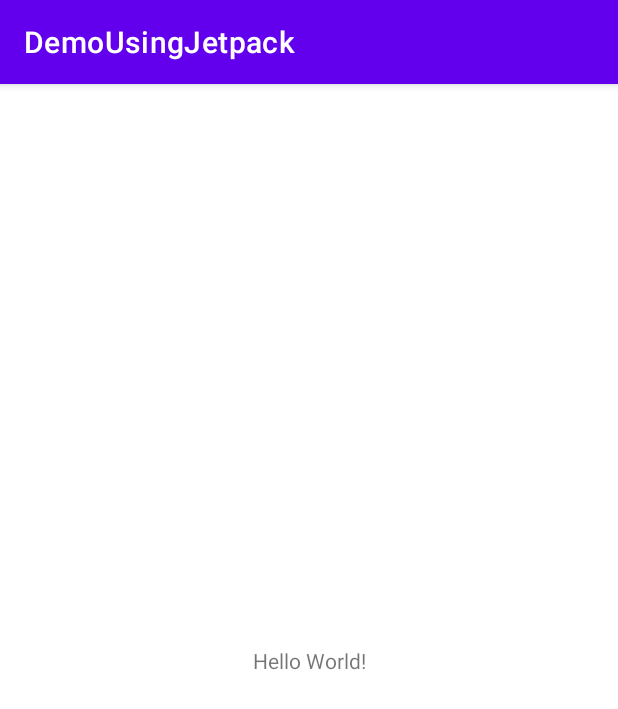
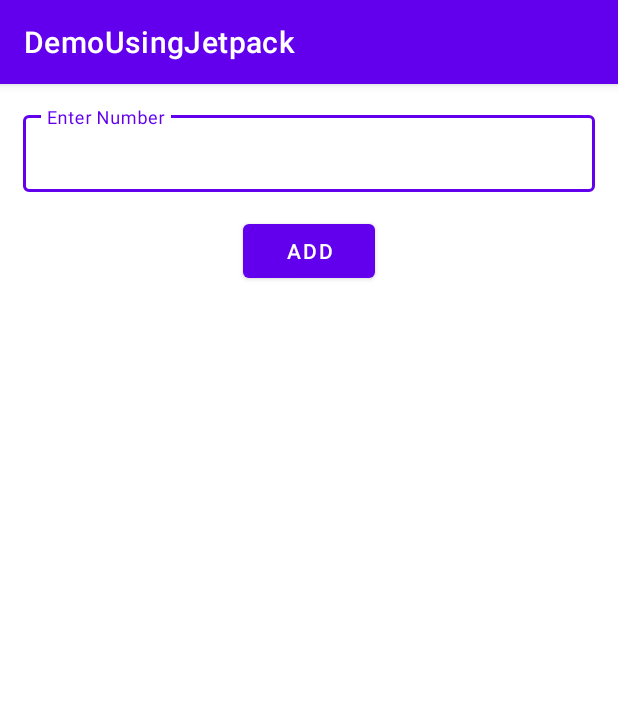
Before and after one commit to mohitsaxenagdps/DemoJetpackApp, an Android app: the screen it shows after launch (MainActivity), on a phone screen of 412 x 824 dp. Shown: the top 709 px of the screen. Run offline under Robolectric (Android 15) with nearby library versions, the phone set to English and light mode, and no system bars; our stand-ins replace data binding.

Commit message:
layout is done with layout tags

```diff
--- a/app/src/main/res/layout/activity_main.xml
+++ b/app/src/main/res/layout/activity_main.xml
@@ -1,18 +1,45 @@
 <?xml version="1.0" encoding="utf-8"?>
-<androidx.constraintlayout.widget.ConstraintLayout xmlns:android="http://schemas.android.com/apk/res/android"
-    xmlns:app="http://schemas.android.com/apk/res-auto"
-    xmlns:tools="http://schemas.android.com/tools"
-    android:layout_width="match_parent"
-    android:layout_height="match_parent"
-    tools:context=".MainActivity">
 
-    <TextView
-        android:layout_width="wrap_content"
-        android:layout_height="wrap_content"
-        android:text="Hello World!"
-        app:layout_constraintBottom_toBottomOf="parent"
-        app:layout_constraintLeft_toLeftOf="parent"
-        app:layout_constraintRight_toRightOf="parent"
-        app:layout_constraintTop_toTopOf="parent" />
+<layout xmlns:tools="http://schemas.android.com/tools">
 
-</androidx.constraintlayout.widget.ConstraintLayout>
+    <RelativeLayout xmlns:android="http://schemas.android.com/apk/res/android"
+        android:layout_width="match_parent"
+        android:layout_height="match_parent"
+        tools:context=".MainActivity">
+
+        <com.google.android.material.textfield.TextInputLayout
+            android:id="@+id/editTextLayout"
+            style="@style/Widget.MaterialComponents.TextInputLayout.OutlinedBox.Dense"
+            android:layout_width="match_parent"
+            android:layout_height="wrap_content"
+            android:layout_margin="15dp"
+            android:hint="@string/enter_number">
+
+            <com.google.android.material.textfield.TextInputEditText
+                android:id="@+id/editText"
+                android:layout_width="match_parent"
+                android:layout_height="match_parent"
+                android:textSize="18sp" />
+
+        </com.google.android.material.textfield.TextInputLayout>
+
+        <Button
+            android:id="@+id/addBtn"
+            android:layout_width="wrap_content"
+            android:layout_height="wrap_content"
+            android:layout_below="@id/editTextLayout"
+            android:layout_centerHorizontal="true"
+            android:text="@string/add" />
+
+        <TextView
+            android:id="@+id/resultTxtView"
+            android:layout_width="wrap_content"
+            android:layout_height="wrap_content"
+            android:layout_below="@id/addBtn"
+            android:layout_centerHorizontal="true"
+            android:layout_marginTop="15dp"
+            android:textSize="21sp"
+            tools:text="Total: 120.0" />
+
+    </RelativeLayout>
+</layout>
--- a/app/src/main/res/values/strings.xml
+++ b/app/src/main/res/values/strings.xml
@@ -1,3 +1,5 @@
 <resources>
     <string name="app_name">DemoUsingJetpack</string>
+    <string name="enter_number">Enter Number</string>
+    <string name="add">Add</string>
 </resources>
```
